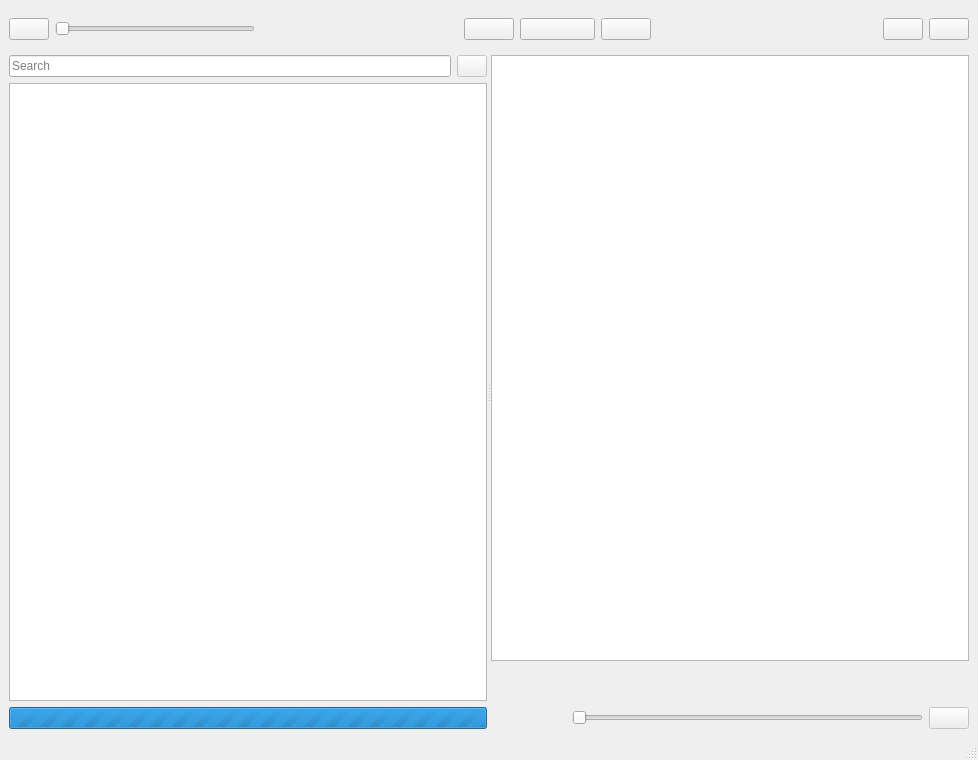
The window that GUI/Form1.ui (jankrassnigg/Form1) describes before a commit, drawn with Qt 5.
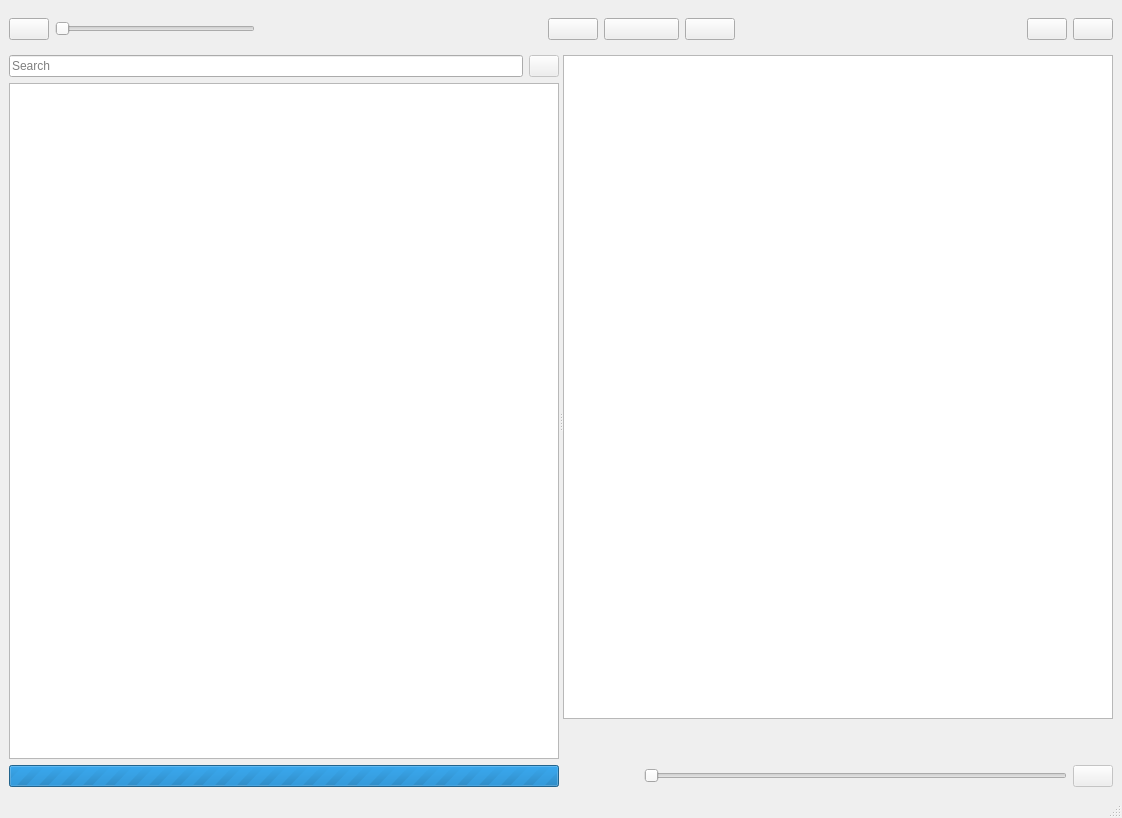
The same window after the commit. Icons and pictures are not drawn. Custom widgets are drawn as their Qt base class.

```diff
--- a/GUI/Form1.ui
+++ b/GUI/Form1.ui
@@ -6,8 +6,8 @@
    <rect>
     <x>0</x>
     <y>0</y>
-    <width>978</width>
-    <height>760</height>
+    <width>1122</width>
+    <height>818</height>
    </rect>
   </property>
   <property name="windowTitle">
```
